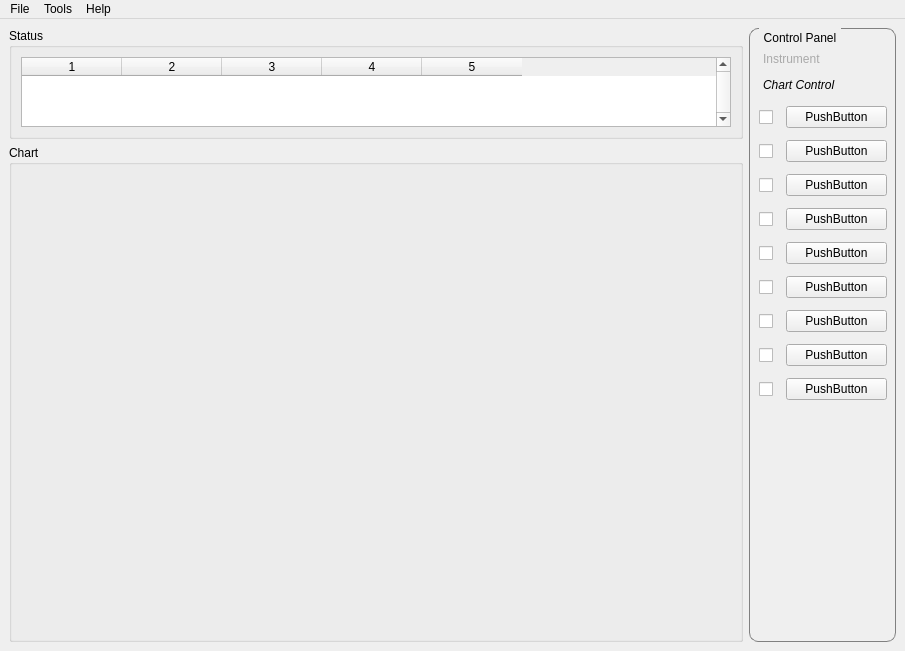
mhorn71/StarbaseMini, file ui/mainwindow.ui: the form before one commit.
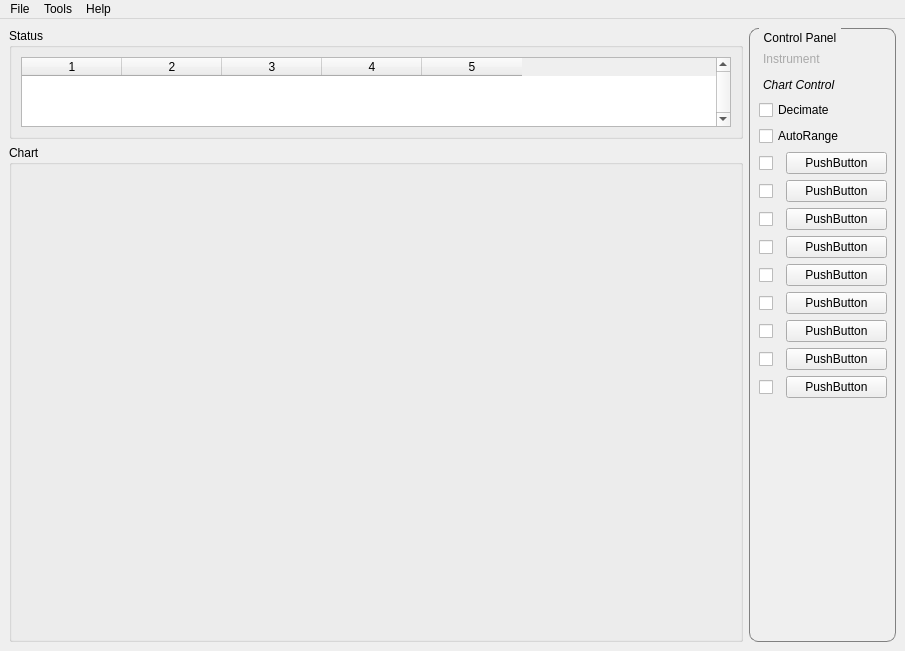
The form after the commit. The open tabs and pages were chosen to show the change.

Commit message: Added Chart Decimate and AutoRange checkboxes to ChartControl not yet connected to anything though.

What changed in the file:
```diff
--- a/ui/mainwindow.ui
+++ b/ui/mainwindow.ui
@@ -278,11 +278,25 @@
               <x>0</x>
               <y>0</y>
               <width>128</width>
-              <height>311</height>
+              <height>391</height>
              </rect>
             </property>
-            <layout class="QGridLayout" name="gridLayout_5">
-             <item row="0" column="0">
+            <layout class="QVBoxLayout" name="verticalLayout_2">
+             <item>
+              <widget class="QCheckBox" name="chartDecimateCheckBox">
+               <property name="text">
+                <string>Decimate</string>
+               </property>
+              </widget>
+             </item>
+             <item>
+              <widget class="QCheckBox" name="chartAutoRangeCheckBox">
+               <property name="text">
+                <string>AutoRange</string>
+               </property>
+              </widget>
+             </item>
+             <item>
               <layout class="QHBoxLayout" name="horizontalLayout">
                <item>
                 <widget class="QCheckBox" name="channel0colour">
@@ -312,7 +326,7 @@
                </item>
               </layout>
              </item>
-             <item row="1" column="0">
+             <item>
               <layout class="QHBoxLayout" name="horizontalLayout_2">
                <item>
                 <widget class="QCheckBox" name="channel1colour">
@@ -342,7 +356,7 @@
                </item>
               </layout>
              </item>
-             <item row="2" column="0">
+             <item>
               <layout class="QHBoxLayout" name="horizontalLayout_3">
                <item>
                 <widget class="QCheckBox" name="channel2colour">
@@ -372,7 +386,7 @@
                </item>
               </layout>
              </item>
-             <item row="3" column="0">
+             <item>
               <layout class="QHBoxLayout" name="horizontalLayout_4">
                <item>
                 <widget class="QCheckBox" name="channel3colour">
@@ -402,7 +416,7 @@
                </item>
               </layout>
              </item>
-             <item row="4" column="0">
+             <item>
               <layout class="QHBoxLayout" name="horizontalLayout_5">
                <item>
                 <widget class="QCheckBox" name="channel4colour">
@@ -432,7 +446,7 @@
                </item>
               </layout>
              </item>
-             <item row="5" column="0">
+             <item>
               <layout class="QHBoxLayout" name="horizontalLayout_6">
                <item>
                 <widget class="QCheckBox" name="channel5colour">
@@ -462,7 +476,7 @@
                </item>
               </layout>
              </item>
-             <item row="6" column="0">
+             <item>
               <layout class="QHBoxLayout" name="horizontalLayout_7">
                <item>
                 <widget class="QCheckBox" name="channel6colour">
@@ -492,7 +506,7 @@
                </item>
               </layout>
              </item>
-             <item row="7" column="0">
+             <item>
               <layout class="QHBoxLayout" name="horizontalLayout_8">
                <item>
                 <widget class="QCheckBox" name="channel7colour">
@@ -522,7 +536,7 @@
                </item>
               </layout>
              </item>
-             <item row="8" column="0">
+             <item>
               <layout class="QHBoxLayout" name="horizontalLayout_9">
                <item>
                 <widget class="QCheckBox" name="channel8colour">
@@ -552,6 +566,19 @@
                </item>
               </layout>
              </item>
+             <item>
+              <spacer name="verticalSpacer">
+               <property name="orientation">
+                <enum>Qt::Vertical</enum>
+               </property>
+               <property name="sizeHint" stdset="0">
+                <size>
+                 <width>20</width>
+                 <height>40</height>
+                </size>
+               </property>
+              </spacer>
+             </item>
             </layout>
            </widget>
           </widget>
```
The commit also changes 1 other file.
